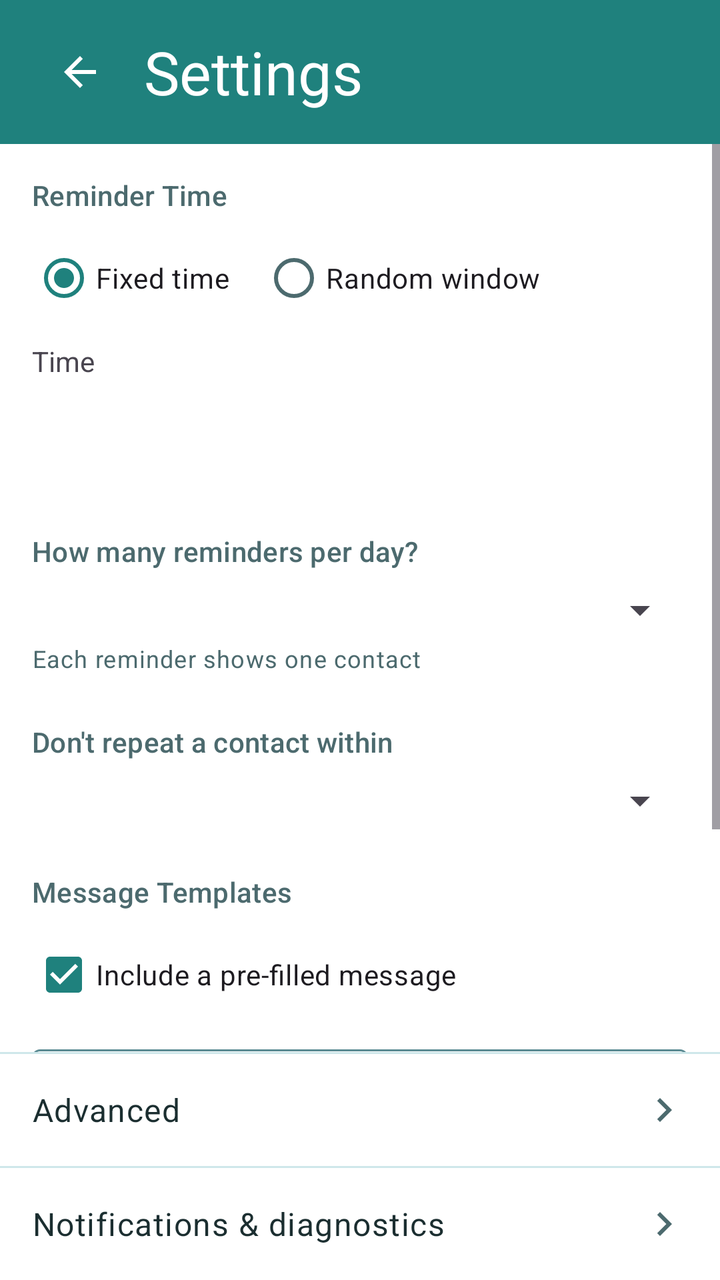
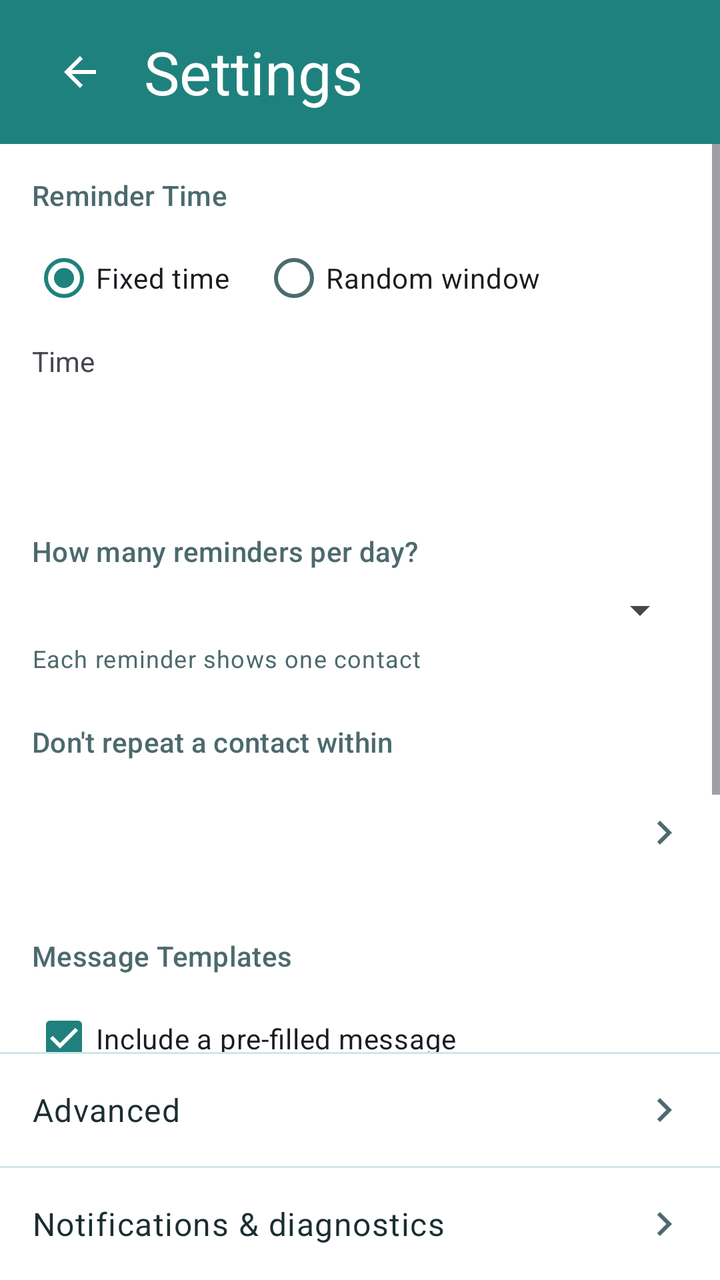

Screens rendered from an Android XML layout before and after an edit, with the pre-edit source and the edit as a unified diff.
<!-- AndroidManifest.xml: application theme Theme.FriendMinder -->
<!-- res/layout/fragment_settings.xml -->
<?xml version="1.0" encoding="utf-8"?>
<FrameLayout xmlns:android="http://schemas.android.com/apk/res/android"
    xmlns:app="http://schemas.android.com/apk/res-auto"
    android:layout_width="match_parent"
    android:layout_height="match_parent">

    <LinearLayout
        android:layout_width="match_parent"
        android:layout_height="match_parent"
        android:orientation="vertical">

        
        <LinearLayout
            android:id="@+id/headerContainer"
            android:layout_width="match_parent"
            android:layout_height="wrap_content"
            android:orientation="vertical"
            android:background="@color/fm_header">

            <View
                android:id="@+id/statusBarSpacer"
                android:layout_width="match_parent"
                android:layout_height="0dp" />

            <FrameLayout
                android:layout_width="match_parent"
                android:layout_height="@dimen/fm_home_header_height">

                <ImageButton
                    android:id="@+id/backButton"
                    android:layout_width="48dp"
                    android:layout_height="48dp"
                    android:layout_gravity="start|center_vertical"
                    android:layout_marginStart="16dp"
                    android:padding="12dp"
                    android:background="?attr/selectableItemBackgroundBorderless"
                    android:src="@drawable/ic_arrow_back"
                    app:tint="@color/fm_on_primary"
                    android:contentDescription="@string/content_desc_back" />

                <TextView
                    android:id="@+id/headerTitle"
                    android:layout_width="wrap_content"
                    android:layout_height="wrap_content"
                    android:layout_gravity="start|center_vertical"
                    android:layout_marginStart="72dp"
                    android:layout_marginEnd="@dimen/fm_space_6"
                    android:text="@string/title_settings"
                    android:textColor="@color/fm_on_primary"
                    android:textSize="@dimen/fm_header_title_size"
                    android:maxLines="1"
                    android:ellipsize="end" />
            </FrameLayout>
        </LinearLayout>

        <ScrollView
            android:layout_width="match_parent"
            android:layout_height="0dp"
            android:layout_weight="1">

            <LinearLayout
                android:layout_width="match_parent"
                android:layout_height="wrap_content"
                android:orientation="vertical"
                android:paddingStart="16dp"
                android:paddingEnd="16dp"
                android:paddingTop="16dp"
                android:paddingBottom="16dp">

                
                <TextView
                    style="?attr/textAppearanceTitleSmall"
                    android:layout_width="wrap_content"
                    android:layout_height="wrap_content"
                    android:textColor="?attr/colorOnSurfaceVariant"
                    android:text="@string/label_reminder_time" />

                <RadioGroup
                    android:id="@+id/timeModeGroup"
                    android:layout_width="match_parent"
                    android:layout_height="wrap_content"
                    android:orientation="horizontal"
                    android:layout_marginTop="8dp">

                    <RadioButton
                        android:id="@+id/fixedTimeRadio"
                        android:layout_width="wrap_content"
                        android:layout_height="wrap_content"
                        android:text="@string/option_fixed_time"
                        android:checked="true" />

                    <RadioButton
                        android:id="@+id/randomWindowRadio"
                        android:layout_width="wrap_content"
                        android:layout_height="wrap_content"
                        android:layout_marginStart="16dp"
                        android:text="@string/option_random_window" />
                </RadioGroup>

                <LinearLayout
                    android:id="@+id/fixedTimeGroup"
                    android:layout_width="match_parent"
                    android:layout_height="wrap_content"
                    android:orientation="vertical"
                    android:layout_marginTop="8dp">

                    <TextView
                        android:layout_width="wrap_content"
                        android:layout_height="wrap_content"
                        android:text="@string/label_time" />

                    <Button
                        android:id="@+id/fixedTimeButton"
                        style="@style/Widget.Material3.Button.OutlinedButton"
                        android:layout_width="wrap_content"
                        android:layout_height="wrap_content"
                        android:layout_marginTop="4dp" />
                </LinearLayout>

                <LinearLayout
                    android:id="@+id/randomWindowGroup"
                    android:layout_width="match_parent"
                    android:layout_height="wrap_content"
                    android:orientation="horizontal"
                    android:layout_marginTop="8dp"
                    android:visibility="gone">

                    <LinearLayout
                        android:layout_width="0dp"
                        android:layout_height="wrap_content"
                        android:layout_weight="1"
                        android:orientation="vertical">

                        <TextView
                            android:layout_width="wrap_content"
                            android:layout_height="wrap_content"
                            android:text="@string/label_from" />

                        <Button
                            android:id="@+id/randomFromButton"
                            style="@style/Widget.Material3.Button.OutlinedButton"
                            android:layout_width="wrap_content"
                            android:layout_height="wrap_content"
                            android:layout_marginTop="4dp" />
                    </LinearLayout>

                    <LinearLayout
                        android:layout_width="0dp"
                        android:layout_height="wrap_content"
                        android:layout_weight="1"
                        android:orientation="vertical"
                        android:layout_marginStart="16dp">

                        <TextView
                            android:layout_width="wrap_content"
                            android:layout_height="wrap_content"
                            android:text="@string/label_to" />

                        <Button
                            android:id="@+id/randomToButton"
                            style="@style/Widget.Material3.Button.OutlinedButton"
                            android:layout_width="wrap_content"
                            android:layout_height="wrap_content"
                            android:layout_marginTop="4dp" />
                    </LinearLayout>
                </LinearLayout>

                <TextView
                    android:id="@+id/timeRangeErrorText"
                    android:layout_width="match_parent"
                    android:layout_height="wrap_content"
                    android:layout_marginTop="4dp"
                    android:text="@string/error_end_before_start"
                    android:textColor="?attr/colorError"
                    android:textAppearance="?attr/textAppearanceBodySmall"
                    android:visibility="gone" />

                
                <TextView
                    style="?attr/textAppearanceTitleSmall"
                    android:layout_width="wrap_content"
                    android:layout_height="wrap_content"
                    android:textColor="?attr/colorOnSurfaceVariant"
                    android:layout_marginTop="24dp"
                    android:text="@string/label_contacts_per_day" />

                <Spinner
                    android:id="@+id/contactsPerDaySpinner"
                    android:layout_width="match_parent"
                    android:layout_height="wrap_content"
                    android:layout_marginTop="8dp" />

                <TextView
                    android:layout_width="wrap_content"
                    android:layout_height="wrap_content"
                    android:layout_marginTop="4dp"
                    android:text="@string/helper_contacts_per_day"
                    android:textColor="?attr/colorOnSurfaceVariant"
                    android:textAppearance="?attr/textAppearanceBodySmall" />

                
                <TextView
                    style="?attr/textAppearanceTitleSmall"
                    android:layout_width="wrap_content"
                    android:layout_height="wrap_content"
                    android:textColor="?attr/colorOnSurfaceVariant"
                    android:layout_marginTop="24dp"
                    android:text="@string/label_cooldown" />

                <Spinner
                    android:id="@+id/cooldownSpinner"
                    android:layout_width="match_parent"
                    android:layout_height="wrap_content"
                    android:layout_marginTop="8dp" />

                
                <TextView
                    style="?attr/textAppearanceTitleSmall"
                    android:layout_width="wrap_content"
                    android:layout_height="wrap_content"
                    android:textColor="?attr/colorOnSurfaceVariant"
                    android:layout_marginTop="24dp"
                    android:text="@string/label_message_templates" />

                <CheckBox
                    android:id="@+id/includeMessageCheckbox"
                    android:layout_width="wrap_content"
                    android:layout_height="wrap_content"
                    android:layout_marginTop="8dp"
                    android:checked="true"
                    android:text="@string/checkbox_include_message" />

                <com.google.android.material.textfield.TextInputLayout
                    style="@style/Widget.Material3.TextInputLayout.OutlinedBox"
                    android:layout_width="match_parent"
                    android:layout_height="wrap_content"
                    android:layout_marginTop="8dp"
                    android:hint="@string/hint_message_templates">

                    <com.google.android.material.textfield.TextInputEditText
                        android:id="@+id/messageTemplateInput"
                        android:layout_width="match_parent"
                        android:layout_height="wrap_content"
                        android:inputType="textMultiLine"
                        android:minLines="4"
                        android:maxLines="8" />
                </com.google.android.material.textfield.TextInputLayout>

                <TextView
                    android:id="@+id/charCounterText"
                    android:layout_width="match_parent"
                    android:layout_height="wrap_content"
                    android:layout_marginTop="4dp"
                    android:gravity="end"
                    android:textColor="?attr/colorOnSurfaceVariant"
                    android:textAppearance="?attr/textAppearanceBodySmall" />

            </LinearLayout>
        </ScrollView>

        

        <View
            android:layout_width="match_parent"
            android:layout_height="1dp"
            android:background="@color/fm_divider" />

        
        <LinearLayout
            android:id="@+id/advancedRow"
            android:layout_width="match_parent"
            android:layout_height="56dp"
            android:orientation="horizontal"
            android:gravity="center_vertical"
            android:paddingStart="16dp"
            android:paddingEnd="16dp"
            android:background="?attr/selectableItemBackground"
            android:clickable="true"
            android:focusable="true">

            <TextView
                android:layout_width="0dp"
                android:layout_height="wrap_content"
                android:layout_weight="1"
                android:textColor="?attr/colorOnSurface"
                android:textAppearance="?attr/textAppearanceBodyLarge"
                android:text="@string/title_advanced_settings" />

            <ImageView
                android:layout_width="24dp"
                android:layout_height="24dp"
                android:src="@drawable/ic_chevron_right"
                android:contentDescription="@null" />
        </LinearLayout>

        <View
            android:layout_width="match_parent"
            android:layout_height="1dp"
            android:background="@color/fm_divider" />

        
        <LinearLayout
            android:id="@+id/notificationsDiagnosticsRow"
            android:layout_width="match_parent"
            android:layout_height="56dp"
            android:orientation="horizontal"
            android:gravity="center_vertical"
            android:paddingStart="16dp"
            android:paddingEnd="16dp"
            android:background="?attr/selectableItemBackground"
            android:clickable="true"
            android:focusable="true">

            <TextView
                android:layout_width="0dp"
                android:layout_height="wrap_content"
                android:layout_weight="1"
                android:textColor="?attr/colorOnSurface"
                android:textAppearance="?attr/textAppearanceBodyLarge"
                android:text="@string/title_notifications_diagnostics" />

            <ImageView
                android:layout_width="24dp"
                android:layout_height="24dp"
                android:src="@drawable/ic_chevron_right"
                android:contentDescription="@null" />
        </LinearLayout>

    </LinearLayout>

    
    <LinearLayout
        android:id="@+id/settingsSavedPill"
        android:layout_width="wrap_content"
        android:layout_height="wrap_content"
        android:layout_gravity="top|center_horizontal"
        android:layout_marginTop="?attr/actionBarSize"
        android:orientation="horizontal"
        android:gravity="center_vertical"
        android:paddingStart="16dp"
        android:paddingEnd="16dp"
        android:paddingTop="8dp"
        android:paddingBottom="8dp"
        android:background="@drawable/bg_pill_saved"
        android:elevation="4dp"
        android:visibility="invisible"
        android:focusable="false"
        android:clickable="false"
        android:accessibilityLiveRegion="polite">

        <ImageView
            android:layout_width="16dp"
            android:layout_height="16dp"
            android:src="@drawable/ic_check_small"
            android:contentDescription="@null" />

        <TextView
            android:layout_width="wrap_content"
            android:layout_height="wrap_content"
            android:layout_marginStart="6dp"
            android:textColor="@android:color/white"
            android:textAppearance="?attr/textAppearanceLabelLarge"
            android:text="@string/label_settings_saved_pill" />
    </LinearLayout>

</FrameLayout>
<!-- resources referenced by this layout -->
<resources>
  <color name="fm_divider">#CFE7EA</color>
  <color name="fm_header">#1F817D</color>
  <color name="fm_on_primary">#FFFFFF</color>
  <dimen name="fm_header_title_size">30sp</dimen>
  <dimen name="fm_home_header_height">72dp</dimen>
  <dimen name="fm_space_6">24dp</dimen>
  <!-- drawable bg_pill_saved (drawable) -->
  <?xml version="1.0" encoding="utf-8"?>
  <shape xmlns:android="http://schemas.android.com/apk/res/android" android:shape="rectangle">
      <solid android:color="@color/fm_accent" />
      <corners android:radius="999dp" />
  </shape>
  <!-- drawable ic_arrow_back (drawable) -->
  <vector xmlns:android="http://schemas.android.com/apk/res/android"
      android:width="24dp"
      android:height="24dp"
      android:viewportWidth="24"
      android:viewportHeight="24"
      android:tint="?attr/colorOnSurface">
      <path
          android:fillColor="@android:color/white"
          android:pathData="M20,11H7.83l5.59,-5.59L12,4l-8,8 8,8 1.41,-1.41L7.83,13H20v-2z" />
  </vector>
  <!-- drawable ic_check_small (drawable) -->
  <?xml version="1.0" encoding="utf-8"?>
  <vector xmlns:android="http://schemas.android.com/apk/res/android"
      android:width="16dp"
      android:height="16dp"
      android:viewportWidth="24"
      android:viewportHeight="24">
      <path
          android:fillColor="@android:color/white"
          android:pathData="M9,16.17L4.83,12l-1.41,1.41L9,19 21,7l-1.41,-1.41z" />
  </vector>
  <!-- drawable ic_chevron_right (drawable) -->
  <vector xmlns:android="http://schemas.android.com/apk/res/android"
      android:width="24dp"
      android:height="24dp"
      android:viewportWidth="24"
      android:viewportHeight="24"
      android:tint="?attr/colorOnSurfaceVariant">
      <path
          android:fillColor="@android:color/white"
          android:pathData="M8.59,16.59L13.17,12 8.59,7.41 10,6l6,6 -6,6z" />
  </vector>
  <string name="checkbox_include_message">Include a pre-filled message</string>
  <string name="content_desc_back">Back</string>
  <string name="error_end_before_start">End time must be after start time</string>
  <string name="helper_contacts_per_day">Each reminder shows one contact</string>
  <string name="hint_message_templates">One message per line — a random one is used each time</string>
  <string name="label_contacts_per_day">How many reminders per day?</string>
  <string name="label_cooldown">Don\'t repeat a contact within</string>
  <string name="label_from">From</string>
  <string name="label_message_templates">Message Templates</string>
  <string name="label_reminder_time">Reminder Time</string>
  <string name="label_settings_saved_pill">Saved</string>
  <string name="label_time">Time</string>
  <string name="label_to">To</string>
  <string name="option_fixed_time">Fixed time</string>
  <string name="option_random_window">Random window</string>
  <string name="title_advanced_settings">Advanced</string>
  <string name="title_notifications_diagnostics">Notifications &amp; diagnostics</string>
  <string name="title_settings">Settings</string>
  <color name="fm_accent">#155D5B</color>
  <color name="fm_primary">#1F817D</color>
  <color name="fm_primary_container">#B0E8E6</color>
  <color name="fm_on_primary_container">#195556</color>
  <color name="fm_secondary">#5ABBEB</color>
  <color name="fm_on_secondary">#0A2E31</color>
  <color name="fm_secondary_container">#D6EBF8</color>
  <color name="fm_on_secondary_container">#0A2E31</color>
  <color name="fm_surface">#FFFFFF</color>
  <color name="fm_ink">#1B2E30</color>
  <color name="fm_surface_variant">#D3E9F4</color>
  <color name="fm_ink_dim">#4C6A6E</color>
  <color name="fm_outline">#5A8A92</color>
  <color name="fm_error">#B3261E</color>
  <color name="fm_error_container">#F9DEDC</color>
  <color name="fm_on_error_container">#410E0B</color>
  <!-- unchanged entries left out for length: 1 -->
</resources>

<!-- the commit's change to res/layout/fragment_settings.xml (unified diff, before → after) -->
@@ -207,11 +207,31 @@
                     android:layout_marginTop="24dp"
                     android:text="@string/label_cooldown" />
 
-                <Spinner
-                    android:id="@+id/cooldownSpinner"
-                    android:layout_width="match_parent"
-                    android:layout_height="wrap_content"
-                    android:layout_marginTop="8dp" />
+                <LinearLayout
+                    android:id="@+id/cooldownRow"
+                    android:layout_width="match_parent"
+                    android:layout_height="56dp"
+                    android:layout_marginTop="8dp"
+                    android:orientation="horizontal"
+                    android:gravity="center_vertical"
+                    android:background="@drawable/bg_home_row_ripple"
+                    android:clickable="true"
+                    android:focusable="true">
+
+                    <TextView
+                        android:id="@+id/cooldownValue"
+                        android:layout_width="0dp"
+                        android:layout_height="wrap_content"
+                        android:layout_weight="1"
+                        android:textSize="17sp"
+                        android:textColor="@color/fm_ink" />
+
+                    <ImageView
+                        android:layout_width="24dp"
+                        android:layout_height="24dp"
+                        android:src="@drawable/ic_chevron_right"
+                        android:importantForAccessibility="no" />
+                </LinearLayout>
 
                 
                 <TextView
<!-- resource entries referenced after the edit -->
@@ -6,6 +6,10 @@
   <dimen name="fm_header_title_size">30sp</dimen>
   <dimen name="fm_home_header_height">72dp</dimen>
   <dimen name="fm_space_6">24dp</dimen>
+  <!-- drawable bg_home_row_ripple (drawable) -->
+  <?xml version="1.0" encoding="utf-8"?>
+  <ripple xmlns:android="http://schemas.android.com/apk/res/android"
+      android:color="#1F1F817D" />
   <!-- drawable bg_pill_saved (drawable) -->
   <?xml version="1.0" encoding="utf-8"?>
   <shape xmlns:android="http://schemas.android.com/apk/res/android" android:shape="rectangle">
